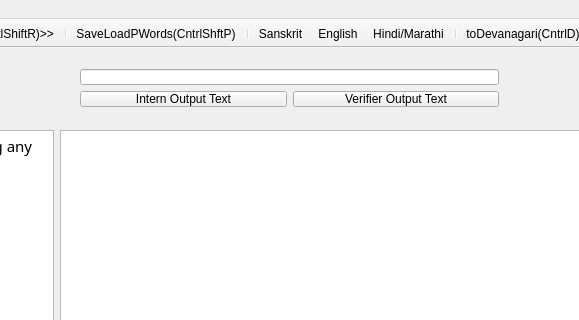
Above: FrameWorkCode/mainwindow.ui from UDAAN-LEAP/leap-pe-tool before the change; both pictures show x 601 to 1180 and y 0 to 320 of the 1387 by 736 pixel window. Below: the same form after it.
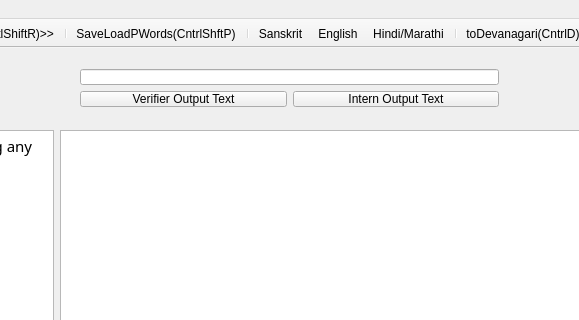
That is the form after the change. Icons and pictures are not drawn.

Commit message: Verifier Form Completed

```diff
--- a/FrameWorkCode/mainwindow.ui
+++ b/FrameWorkCode/mainwindow.ui
@@ -177,14 +177,14 @@
        <item>
         <widget class="QPushButton" name="pushButton_2">
          <property name="text">
-          <string>Intern Output Text</string>
+          <string>Verifier Output Text</string>
          </property>
         </widget>
        </item>
        <item>
         <widget class="QPushButton" name="pushButton_3">
          <property name="text">
-          <string>Verifier Output Text</string>
+          <string>Intern Output Text</string>
          </property>
         </widget>
        </item>
```
The commit also changes 8 other files.
